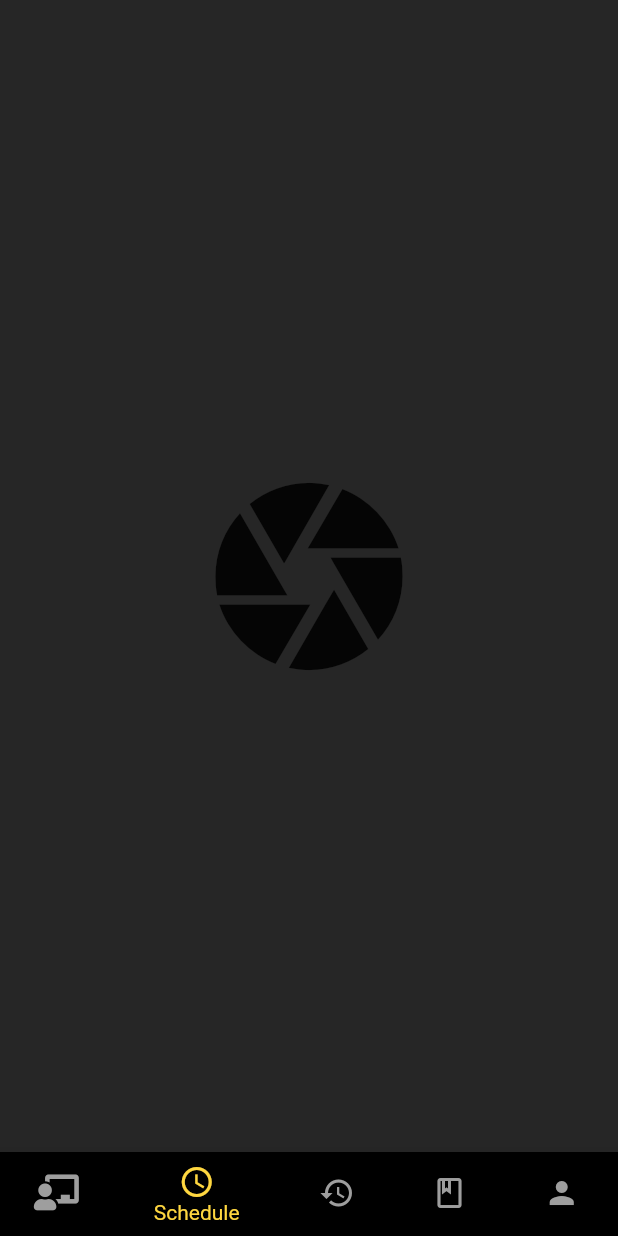
After one commit to thinhnguyenphuc/LetTutor, a Flutter app: the HomePage screen opened directly, item 2 of the bottom bar chosen, on a phone screen of 412 x 824 dp. The commit adds this screen. Run offline on Flutter 3.47's test engine with Material 2 defaults, Android fonts, the phone set to English and light mode, and no system bars; our stand-ins replace animated_splash_screen, flutter_keyboard_visibility, font_awesome_flutter.

Commit message:
Change UI authorization, add UI homepage

```diff
--- a/lib/main.dart
+++ b/lib/main.dart
@@ -1,4 +1,5 @@
 import 'package:flutter/material.dart';
+
 import 'app.dart';
 
 void main() {
--- /dev/null
+++ b/lib/models/tutorModel.dart
@@ -0,0 +1,39 @@
+class Tutor {
+  final int id;
+  final String imagePath;
+  final String name;
+  final String countryName;
+  final int ratingStar;
+  final List<String> skill;
+  final String description;
+
+  Tutor(
+      {required this.id,
+      required this.name,
+      required this.imagePath,
+      required this.countryName,
+      required this.ratingStar,
+      required this.skill,
+      required this.description});
+
+  Tutor.fromJson(Map<String, dynamic> json)
+      : id = json["id"],
+        name = json["name"],
+        imagePath = json["imagePath"],
+        countryName = json["countryName"],
+        ratingStar = json["ratingStar"],
+        skill = json["skill"],
+        description = json["description"];
+
+  Map<String, dynamic> toJson() {
+    return {
+      'id': id,
+      'name': name,
+      'imagePath:': imagePath,
+      'countryName': countryName,
+      'ratingStar': ratingStar,
+      'skill': skill,
+      'description': description
+    };
+  }
+}
--- a/lib/resources/Strings.dart
+++ b/lib/resources/Strings.dart
@@ -2,6 +2,7 @@ class Strings {
   static String appName = "LetTutor";
   static String userName = "Username";
   static String password = "Password";
+  static String rePassword = "Enter password again";
   static String login = "Log In";
   static String signUp = "Register";
   static String facebookLogin = "Facebook";
@@ -10,4 +11,7 @@ class Strings {
   static String toLoginNormalText = "Already have an account?";
   static String forgotPassword = "Forgot password?";
   static String rememberMe = "Remember me";
+  static String email = "Email";
+  static String search = "Search";
+  static String tutor = "Tutor";
 }
--- /dev/null
+++ b/lib/views/Homepage.dart
@@ -0,0 +1,79 @@
+
+import 'package:flutter/material.dart';
+import 'package:font_awesome_flutter/font_awesome_flutter.dart';
+
+import 'TutorViewPage.dart';
+
+class HomePage extends StatefulWidget {
+  const HomePage({Key? key}) : super(key: key);
+
+  @override
+  _HomePageState createState() => _HomePageState();
+}
+
+class _HomePageState extends State<HomePage> {
+  int _selectedIndex = 0;
+  @override
+  Widget build(BuildContext context) {
+    void _onItemTapped(int index) {
+      setState(() {
+        _selectedIndex = index;
+      });
+    }
+    const List<Widget> _pages = <Widget>[
+      TutorScreen(),
+      Icon(
+        Icons.camera,
+        size: 150,
+      ),
+      Icon(
+        Icons.chat,
+        size: 150,
+      ),
+    ];
+    return Scaffold(
+      backgroundColor: const Color(0xFF262626),
+      resizeToAvoidBottomInset: false,
+      body: Center(
+        child: _pages.elementAt(_selectedIndex), //New
+      ),
+
+      bottomNavigationBar: BottomNavigationBar(
+        items: const <BottomNavigationBarItem>[
+          BottomNavigationBarItem(
+            icon: FaIcon(FontAwesomeIcons.chalkboardTeacher),
+            label: 'Tutor',
+            backgroundColor: Colors.black,
+          ),
+          BottomNavigationBarItem(
+            icon: Icon(Icons.schedule),
+            label: 'Schedule',
+            backgroundColor: Colors.black,
+          ),
+          BottomNavigationBarItem(
+            icon: Icon(Icons.history),
+            label: 'History',
+            backgroundColor: Colors.black,
+          ),
+          BottomNavigationBarItem(
+            icon: Icon(Icons.book_outlined),
+            label: 'Courses',
+            backgroundColor: Colors.black,
+          ),
+          BottomNavigationBarItem(
+            icon: Icon(Icons.person),
+            label: 'Setting',
+            backgroundColor: Colors.black,
+          ),
+        ],
+        currentIndex: _selectedIndex, //New
+        onTap: _onItemTapped,
+        selectedItemColor: Colors.amberAccent,
+        unselectedIconTheme: const IconThemeData(
+          color: Colors.grey,
+        ),
+        type: BottomNavigationBarType.shifting,
+      ),
+    );
+  }
+}
--- a/lib/widgets/CustomTextField.dart
+++ b/lib/widgets/CustomTextField.dart
@@ -20,7 +20,7 @@ class IconInputField extends StatelessWidget {
   const IconInputField({
     Key? key,
     this.style = const TextStyle(
-        fontFamily: 'Montserrat', fontSize: 20.0, color: Colors.white),
+        fontFamily: 'Montserrat', fontSize: 16.0, color: Colors.white),
     this.textObscured = false,
     this.prefixIconPadding =
         const EdgeInsets.only(top: 10, left: 0, right: 0, bottom: 10),
```
Also changed, not shown: lib/views/FirtsScreen.dart (+27 -56 lines), lib/views/Login.dart (+45 -27 lines), lib/views/Register.dart (+80 -99 lines), lib/views/TutorViewItem.dart (added, +32 -0 lines), lib/views/TutorViewPage.dart (added, +77 -0 lines), lib/widgets/CustomInputField.dart (added, +166 -0 lines), lib/widgets/HeroAnimation.dart (+4 -4 lines), 2 other files.
